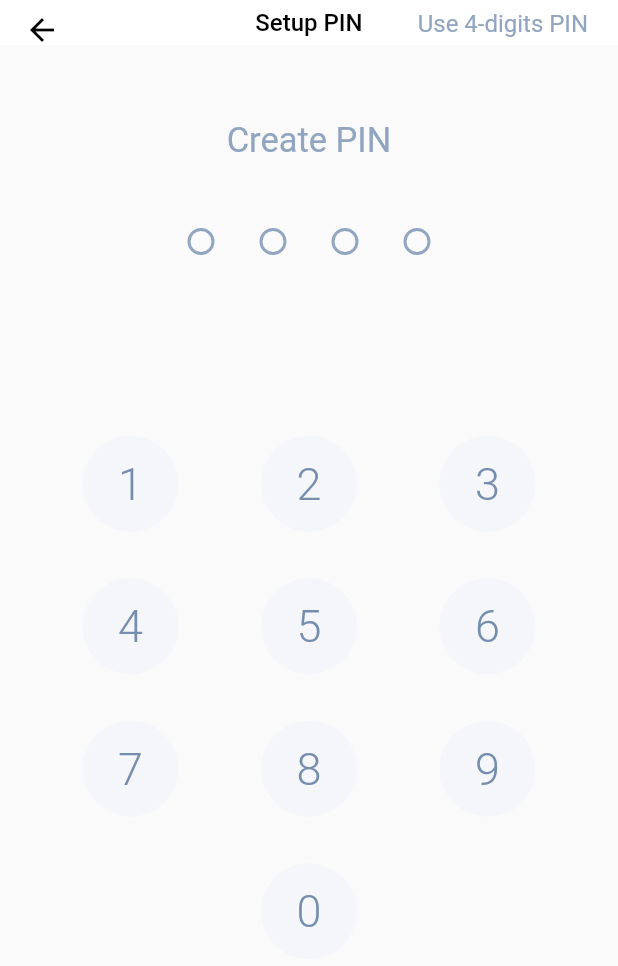
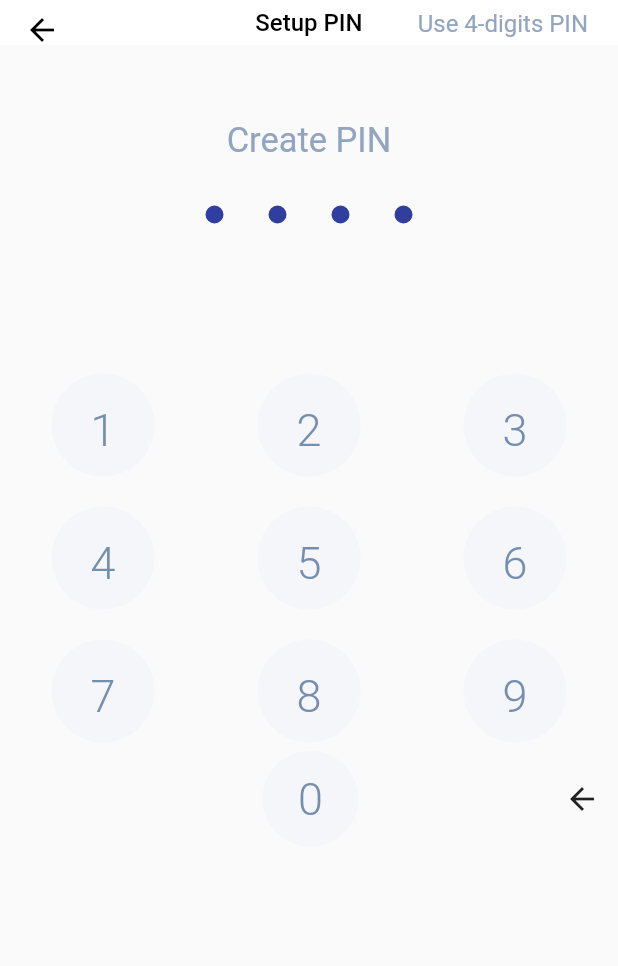
Before and after one commit to LePetitYaroslav/test_app, a Flutter app: the CreateAuth screen opened by its route, on a phone screen of 412 x 824 dp. Shown: the top 966 px of the screen. Run offline on Flutter 3.47's test engine with Material 2 defaults, Android fonts, the phone set to English and light mode, and no system bars.

Commit message:
Change realization of btn.

```diff
--- a/lib/main.dart
+++ b/lib/main.dart
@@ -2,7 +2,6 @@ import 'package:flutter/material.dart';
 import 'package:test_app/widgets/auth/auth.dart';
 import 'package:test_app/widgets/main_page/main_page.dart';
 import 'package:test_app/widgets/create_auth/create_auth.dart';
-import 'package:pin_code_fields/pin_code_fields.dart';
 
 
 void main() {
--- a/lib/widgets/create_auth/create_auth.dart
+++ b/lib/widgets/create_auth/create_auth.dart
@@ -8,8 +8,7 @@ class CreateAuth extends StatefulWidget {
 }
 
 class _CreateAuthState extends State<CreateAuth> {
-
-
+  List<String> password = [];
   Widget styleText(String text) {
     return Text(
       text,
@@ -19,7 +18,6 @@ class _CreateAuthState extends State<CreateAuth> {
       ),
     );
   }
-
 
   @override
   Widget build(BuildContext context) {
@@ -65,70 +63,61 @@ class _CreateAuthState extends State<CreateAuth> {
           ),
           Row(
             mainAxisAlignment: MainAxisAlignment.center,
-            children:  [
-              PinButton(), PinButton(), PinButton(), PinButton(),
-
+            children: [
+              for (var i = 0; i < 4; i++)
+                const Padding(
+                  padding: EdgeInsets.symmetric(horizontal: 15),
+                  child: PinIndicator(isActive: true),
+                ),
             ],
           ),
           const SizedBox(
             height: 100,
           ),
-          Row(
-            mainAxisAlignment: MainAxisAlignment.spaceEvenly,
-            children: const [
-              NumberButton(
-                number: 1,
-              ),
-              NumberButton(
-                number: 2,
-              ),
-              NumberButton(
-                number: 3,
-              ),
-            ],
-          ),
-          const SizedBox(
-            height: 20,
+          GridView.builder(
+            shrinkWrap:true,
+            itemCount: 9,
+            gridDelegate: const SliverGridDelegateWithFixedCrossAxisCount(
+              crossAxisCount: 3,
+              mainAxisSpacing: 20,
+              childAspectRatio: 1 / 0.5,
+            ),
+            itemBuilder: (context, index) {
+              return PinButton(
+                number: index + 1,
+                onPress: (number) => print(number),
+              );
+            },
+
+            //   padding: EdgeInsets.symmetric(horizontal: 20),
+            //   shrinkWrap: true,
+            //   crossAxisCount: 3,
+            //   mainAxisSpacing: 20,
+            //   childAspectRatio: 1 / 0.6,
+            //   children: [
+            //     for (var i = 0; i < 12; i++)
+            //       PinButton(
+            //         number: 1,
+            //         onPress: (number) => print(number),
+            //       )
+            //   ],
           ),
           Row(
-            mainAxisAlignment: MainAxisAlignment.spaceEvenly,
-            children: const [
-              NumberButton(
-                number: 4,
+            mainAxisAlignment: MainAxisAlignment.spaceBetween,
+            children: [
+              SizedBox(
+                width: 50,
               ),
-              NumberButton(
-                number: 5,
+              FittedBox(
+                fit: BoxFit.fill,
+                child: PinButton(
+                  number: 0,
+                  onPress: (number) => print(number),
+                ),
               ),
-              NumberButton(
-                number: 6,
-              ),
-            ],
-          ),
-          const SizedBox(
-            height: 20,
-          ),
-          Row(
-            mainAxisAlignment: MainAxisAlignment.spaceEvenly,
-            children: const [
-              NumberButton(
-                number: 7,
-              ),
-              NumberButton(
-                number: 8,
-              ),
-              NumberButton(
-                number: 9,
-              ),
-            ],
-          ),
-          const SizedBox(
-            height: 20,
-          ),
-          Row(
-            mainAxisAlignment: MainAxisAlignment.spaceEvenly,
-            children: const [
-              NumberButton(
-                number: 0,
+              IconButton(
+                onPressed: password.removeLast,
+                icon: const Icon(Icons.arrow_back),
               ),
             ],
           ),
@@ -141,26 +130,22 @@ class _CreateAuthState extends State<CreateAuth> {
   }
 }
 
-class NumberButton extends StatelessWidget {
+class PinButton extends StatelessWidget {
   final int number;
-  // final ValueSetter<int> onPress;
+  final ValueSetter<int> onPress;
 
-  // List<String> password = [];
-
-  const NumberButton({
+  const PinButton({
     Key? key,
     required this.number,
-
-    // required this.password,
+    required this.onPress,
   }) : super(key: key);
 
   @override
   Widget build(BuildContext context) {
     return ElevatedButton(
-      // onPressed: () => onPress.call(password.add(number.toString())),
-      /* - должна быть такая реализация,далее через длину массива активироваться Radio Btn,и когда длина массива 4 либо новый роут либо перересовка 'Create Pin' с последующим поп меню. */
-      /* но у меня ппц мало опыта,поэтому такой говно код :) еще и не отрефакторенный,ибо работаю)) */
-      onPressed: () {},
+      onPressed: () {
+        onPress(number);
+      },
       style: ElevatedButton.styleFrom(
         shadowColor: Colors.transparent,
         shape: const CircleBorder(),
@@ -181,28 +166,24 @@ class NumberButton extends StatelessWidget {
   }
 }
 
-class PinButton extends StatefulWidget {
-  const PinButton({Key? key}) : super(key: key);
+class PinIndicator extends StatelessWidget {
+  final bool isActive;
+  const PinIndicator({
+    required this.isActive,
+    Key? key,
+  }) : super(key: key);
 
   @override
-  _PinButtonState createState() => _PinButtonState();
-}
-
-class _PinButtonState extends State<PinButton> {
-  @override
   Widget build(BuildContext context) {
-    int selectedValue = 1;
-    return Theme(
-      data: Theme.of(context).copyWith(
-        unselectedWidgetColor: const Color(0xff91a5c0),
-
-      ),
-      child: Radio<int>(
-        activeColor: Colors.indigo[700] ,
-        splashRadius: 0,
-        value: 0,
-        groupValue: selectedValue,
-        onChanged: (value) => setState(() => selectedValue = 1),
+    return Container(
+      width: 12,
+      height: 12,
+      decoration: BoxDecoration(
+        color: isActive ? Colors.indigo[700] : Colors.white,
+        border: Border.all(
+          color: isActive ? Colors.indigo[700]! : const Color(0xff91a5c0),
+        ),
+        shape: BoxShape.circle,
       ),
     );
   }
```
